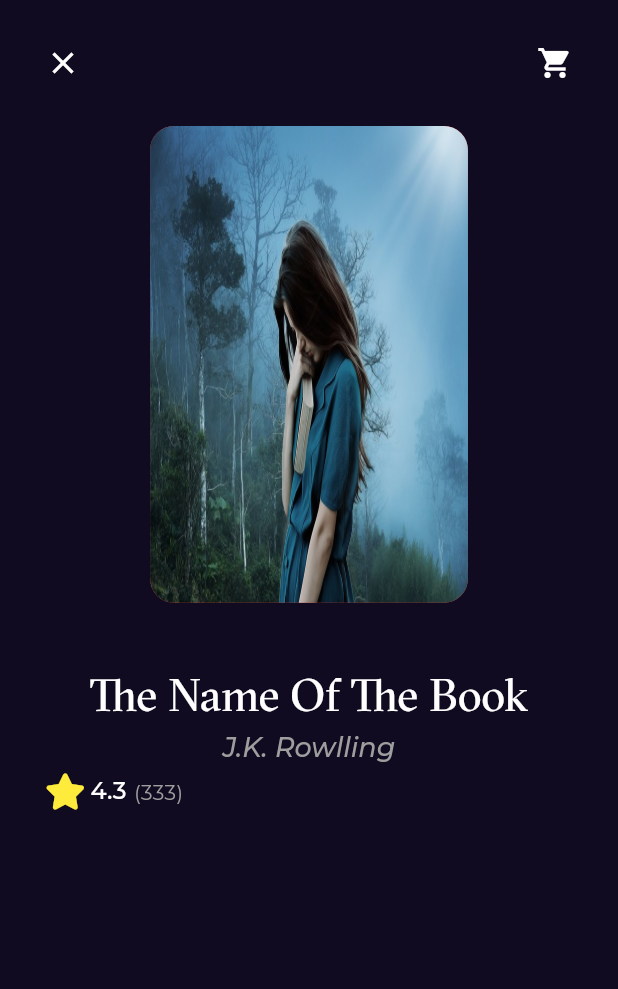
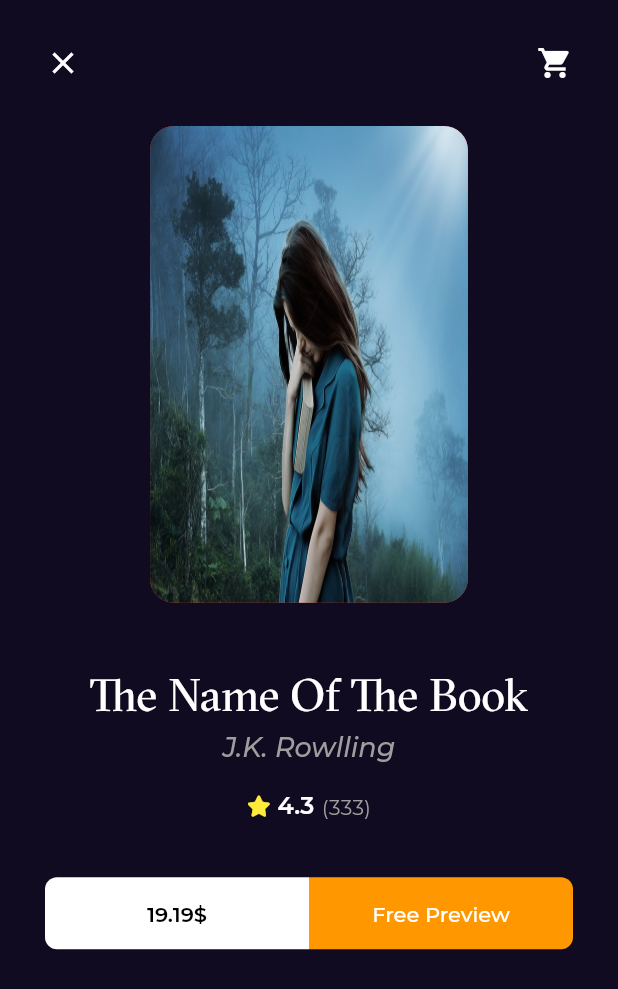
Before and after one commit to AliMohamed-Ali/flutter_projects, a Flutter app: the BookDetailsView screen opened by its route, on a phone screen of 412 x 824 dp. Shown: the top 989 px of the screen. Run offline on Flutter 3.47's test engine with Material 2 defaults, Android fonts, the phone set to English and light mode, and no system bars; our stand-ins replace audioplayers, bloc, cloud_firestore, firebase_auth, firebase_core, flutter_bloc and 6 more; accounts and stored records are empty.

Commit message:
book action

```diff
--- a/bookly_app/lib/core/utils/styles.dart
+++ b/bookly_app/lib/core/utils/styles.dart
@@ -8,7 +8,7 @@
   );
   static const textStyle16 = TextStyle(
     fontSize: 16,
-    fontWeight: FontWeight.w500,
+    fontWeight: FontWeight.w600,
   );
   static const textStyle18 = TextStyle(
     fontSize: 18,
--- /dev/null
+++ b/bookly_app/lib/core/widgets/custom_button.dart
@@ -0,0 +1,40 @@
+import 'package:flutter/material.dart';
+
+class CustomButton extends StatelessWidget {
+  const CustomButton(
+      {super.key,
+      required this.backgroundColor,
+      required this.textColor,
+      required this.text,
+      this.borderRadius,
+      this.textSize,
+      this.textWight});
+  final Color backgroundColor;
+  final Color textColor;
+  final String text;
+  final BorderRadius? borderRadius;
+  final double? textSize;
+  final FontWeight? textWight;
+
+  @override
+  Widget build(BuildContext context) {
+    return SizedBox(
+      height: 48,
+      child: TextButton(
+        onPressed: () {},
+        style: TextButton.styleFrom(
+            backgroundColor: backgroundColor,
+            shape: RoundedRectangleBorder(
+                borderRadius: borderRadius ?? BorderRadius.circular(12))),
+        child: Text(
+          text,
+          style: TextStyle(
+            fontSize: textSize,
+            color: textColor,
+            fontWeight: textWight,
+          ),
+        ),
+      ),
+    );
+  }
+}
--- a/bookly_app/lib/features/Home/presentation/views/widgets/best_seller_list_view.dart
+++ b/bookly_app/lib/features/Home/presentation/views/widgets/best_seller_list_view.dart
@@ -1,7 +1,7 @@
 import 'package:bookly_app/constants.dart';
 import 'package:flutter/material.dart';
 
-import 'custom_book_image.dart';
+import 'feature_best_seller_view_item.dart';
 
 class BestSellerListView extends StatelessWidget {
   const BestSellerListView({super.key});
@@ -18,7 +18,7 @@
         itemBuilder: (context, index) {
           return const Padding(
             padding: EdgeInsets.symmetric(vertical: 10.0),
-            child: CustomBookImage(),
+            child: FeatureBestSellerItem(),
           );
         },
       ),
--- /dev/null
+++ b/bookly_app/lib/features/Home/presentation/views/widgets/book_action.dart
@@ -0,0 +1,34 @@
+import 'package:bookly_app/core/widgets/custom_button.dart';
+import 'package:flutter/material.dart';
+
+class BookAction extends StatelessWidget {
+  const BookAction({super.key});
+
+  @override
+  Widget build(BuildContext context) {
+    return const Row(
+      children: [
+        Expanded(
+          child: CustomButton(
+            text: "19.19\$",
+            textWight: FontWeight.w600,
+            textColor: Colors.black,
+            backgroundColor: Colors.white,
+            borderRadius: BorderRadius.only(
+                topLeft: Radius.circular(8), bottomLeft: Radius.circular(8)),
+          ),
+        ),
+        Expanded(
+          child: CustomButton(
+            text: "Free Preview",
+            textSize: 14,
+            textColor: Colors.white,
+            backgroundColor: Colors.orange,
+            borderRadius: BorderRadius.only(
+                topRight: Radius.circular(8), bottomRight: Radius.circular(8)),
+          ),
+        ),
+      ],
+    );
+  }
+}
--- a/bookly_app/lib/features/Home/presentation/views/widgets/book_details_body.dart
+++ b/bookly_app/lib/features/Home/presentation/views/widgets/book_details_body.dart
@@ -1,4 +1,5 @@
 import 'package:bookly_app/core/utils/styles.dart';
+import 'package:bookly_app/features/Home/presentation/views/widgets/book_action.dart';
 import 'package:bookly_app/features/Home/presentation/views/widgets/book_rating.dart';
 import 'package:bookly_app/features/Home/presentation/views/widgets/custom_book_image.dart';
 import 'package:flutter/material.dart';
@@ -39,9 +40,15 @@
             ),
           ),
           const SizedBox(
-            height: 6,
+            height: 18,
           ),
-          const BookRating()
+          const BookRating(
+            mainAxisAlignment: MainAxisAlignment.center,
+          ),
+          const SizedBox(
+            height: 37,
+          ),
+          const BookAction(),
         ],
       ),
     );
--- a/bookly_app/lib/features/Home/presentation/views/widgets/book_rating.dart
+++ b/bookly_app/lib/features/Home/presentation/views/widgets/book_rating.dart
@@ -4,14 +4,17 @@
 import '../../../../../core/utils/styles.dart';
 
 class BookRating extends StatelessWidget {
-  const BookRating({super.key});
-
+  const BookRating(
+      {super.key, this.mainAxisAlignment = MainAxisAlignment.start});
+  final MainAxisAlignment mainAxisAlignment;
   @override
   Widget build(BuildContext context) {
     return Row(
+      mainAxisAlignment: mainAxisAlignment,
       children: [
         const Icon(
           FontAwesomeIcons.solidStar,
+          size: 14,
           color: Colors.yellow,
         ),
         const SizedBox(
```
